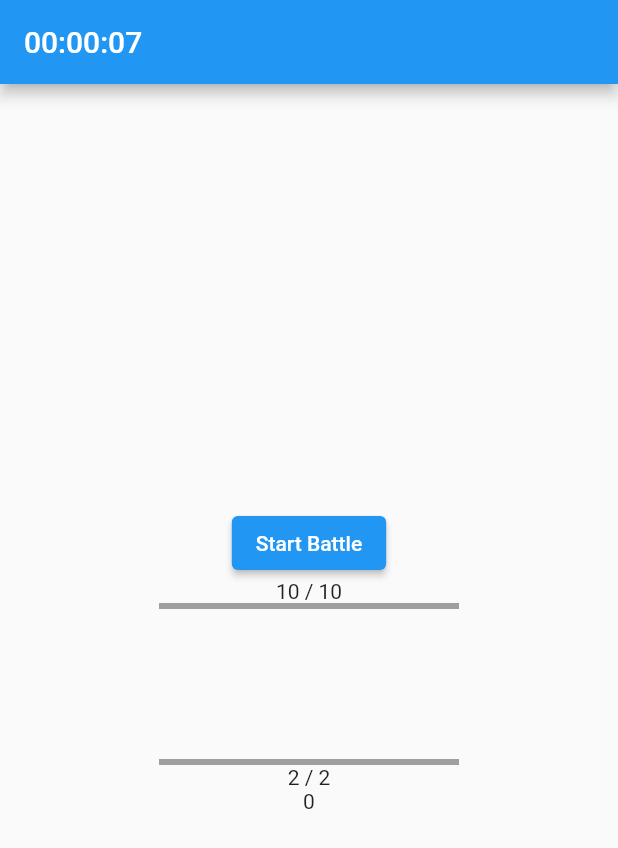
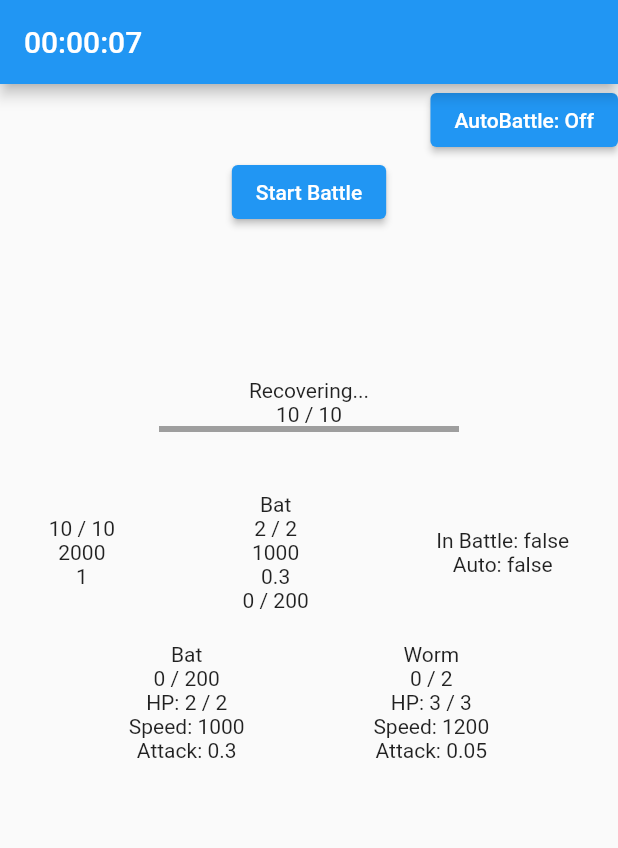
Before and after one commit to mgehrls/absorber_clone, a Flutter app: the screen it shows after launch, on a phone screen of 412 x 824 dp. Shown: the top 848 px of the screen. Run offline on Flutter 3.47's test engine with Material 2 defaults, Android fonts, the phone set to English and light mode, and no system bars; our stand-ins replace decimal, flutter_riverpod, riverpod.

Commit message:
autobattle + multi enemies

```diff
--- a/lib/components/battle.dart
+++ b/lib/components/battle.dart
@@ -1,92 +1,133 @@
 import 'dart:async';
+import 'package:decimal/decimal.dart';
+
 import '../services/globals.dart';
 import '../services/player.dart';
 import '../services/enemy.dart';
+import '../services/enemies.dart';
+import 'package:absorber_clone/services/fighter.dart';
 import 'package:flutter/material.dart';
 import 'package:flutter_riverpod/flutter_riverpod.dart';
 import 'turn_indicator.dart';
 
+Decimal calculateDamageGiven(Decimal attack) {
+  Decimal damage = attack;
+  if (damage < Decimal.zero) {
+    damage = Decimal.zero;
+  }
+  return damage;
+}
+
 class BattleComponent extends ConsumerWidget {
+  const BattleComponent({super.key});
+
   @override
   Widget build(BuildContext context, WidgetRef ref) {
     final player = ref.watch(playerNotifierProvider);
     final enemy = ref.watch(enemyNotifierProvider);
     final inBattle = ref.watch(inBattleProvider);
-    final time = ref.watch(timeNotifierProvider);
-
     // ignore: unused_local_variable
     late Timer respawn; // it is used in the onProgressComplete callback.
 
+    void playerAttacksEnemy(Fighter player, Enemy enemy) {
+      Decimal damage = calculateDamageGiven(player.attack.attack);
+      ref.read(enemyNotifierProvider.notifier).takeDamage(damage);
+
+      if (enemy.hp.isDead()) {
+        ref
+            .read(playerNotifierProvider.notifier)
+            .absorbStats(enemy.statsToGrant);
+        ref.read(enemyNotifierProvider.notifier).killed();
+        ref.read(enemyListProvider.notifier).killedEnemy(enemy);
+
+        respawn = Timer(const Duration(seconds: 1), () {
+          if (enemy.killed.killed == enemy.population) {
+            ref
+                .read(enemyNotifierProvider.notifier)
+                .newEnemy(ref.read(enemyListProvider.notifier).getNewEnemy());
+            ref.read(enemyNotifierProvider.notifier).respawn();
+          } else {
+            ref.read(enemyNotifierProvider.notifier).respawn();
+          }
+        });
+      }
+    }
+
+    void enemyAttacksPlayer(Fighter player, Enemy enemy) {
+      Decimal damage = calculateDamageGiven(enemy.attack.attack);
+      ref.read(playerNotifierProvider.notifier).takeDamage(damage);
+
+      if (player.hp.isDead()) {
+        ref
+            .read(enemyNotifierProvider.notifier)
+            .newEnemy(ref.read(enemyListProvider.notifier).getNewEnemy());
+        ref.read(enemyNotifierProvider.notifier).respawn();
+        ref.read(inBattleProvider.notifier).state = false;
+      }
+    }
+
+    Column playerBattleDisplay(
+        Fighter player, TurnIndicator playerTurnIndicator) {
+      return Column(
+        children: [
+          Text(
+              "${player.hp.currentHP.toString()} / ${player.hp.maxHP.toString()}"),
+          playerTurnIndicator,
+        ],
+      );
+    }
+
+    Column enemyBattleDisplay(TurnIndicator enemyTurnIndicator, Enemy enemy) {
+      return Column(
+        children: [
+          enemyTurnIndicator,
+          Column(
+            children: [
+              Text(enemy.name),
+              Text(
+                  "${enemy.hp.currentHP.toString()} / ${enemy.hp.maxHP.toString()}"),
+              Text(enemy.killed.killed.toString()),
+            ],
+          ),
+        ],
+      );
+    }
+
     TurnIndicator playerTurnIndicator = TurnIndicator(
         duration: player.speed.speed,
-        onProgressComplete: () => {
-              ref
-                  .read(enemyNotifierProvider.notifier)
-                  .takeDamage(player.attack.attack),
-              if (enemy.hp.isDead())
-                {
-                  ref
-                      .read(playerNotifierProvider.notifier)
-                      .absorbStats(enemy.statsToGrant),
-                  ref.read(enemyNotifierProvider.notifier).killed(),
-                  if (enemy.killed.killed == enemy.population)
-                    {
-                      ref.read(inBattleProvider.notifier).state = false,
-                    }
-                  else
-                    {
-                      respawn = Timer(const Duration(seconds: 1), () {
-                        ref.read(enemyNotifierProvider.notifier).respawn();
-                      })
-                    }
-                }
-            },
+        onProgressComplete: () => playerAttacksEnemy(player, enemy),
         isPlaying: inBattle &&
             !player.hp.isDead() &&
             !enemy.hp.isDead() &&
             enemy.killed.killed < enemy.population);
     TurnIndicator enemyTurnIndicator = TurnIndicator(
         duration: enemy.speed.speed,
-        onProgressComplete: () => {
-              ref
-                  .read(playerNotifierProvider.notifier)
-                  .takeDamage(enemy.attack.attack),
-              if (player.hp.isDead())
-                {
-                  ref.read(enemyNotifierProvider.notifier).respawn(),
-                  ref.read(inBattleProvider.notifier).state = false,
-                }
-            },
+        onProgressComplete: () => enemyAttacksPlayer(player, enemy),
         isPlaying: inBattle &&
             !enemy.hp.isDead() &&
             !player.hp.isDead() &&
             enemy.killed.killed < enemy.population);
 
+    if (inBattle) {
       return Column(
         children: [
-        Column(
-          children: [
-            Text(
-                "${player.hp.currentHP.toString()} / ${player.hp.maxHP.toString()}"),
-            playerTurnIndicator,
-          ],
-        ),
+          enemyBattleDisplay(enemyTurnIndicator, enemy),
           const SizedBox(
             height: 100,
           ),
-        Column(
+          playerBattleDisplay(player, playerTurnIndicator),
+        ],
+      );
+    } else {
+      return Column(
         children: [
-            enemyTurnIndicator,
-            Column(
-              children: [
-                Text(
-                    "${enemy.hp.currentHP.toString()} / ${enemy.hp.maxHP.toString()}"),
-                Text(enemy.killed.killed.toString()),
-              ],
+          const SizedBox(
+            height: 100,
           ),
-          ],
-        ),
+          const Text("Recovering..."),
+          playerBattleDisplay(player, playerTurnIndicator),
         ],
       );
     }
   }
+}
--- /dev/null
+++ b/lib/components/stat_page.dart
@@ -0,0 +1,71 @@
+import "package:flutter/material.dart";
+import "package:flutter_riverpod/flutter_riverpod.dart";
+import "/services/globals.dart";
+import "/services/player.dart";
+import "/services/enemy.dart";
+import "/services/enemies.dart";
+
+class StatPage extends ConsumerWidget {
+  const StatPage({super.key});
+
+  @override
+  Widget build(BuildContext context, WidgetRef ref) {
+    final enemy = ref.watch(enemyNotifierProvider);
+    final inBattle = ref.watch(inBattleProvider);
+    final player = ref.watch(playerNotifierProvider);
+    final autoBattle = ref.watch(autoBattleProvider);
+    final enemyList = ref.watch(enemyListProvider);
+
+    return Column(
+      children: [
+        Row(
+          mainAxisAlignment: MainAxisAlignment.spaceEvenly,
+          children: [
+            Column(children: [
+              Text(
+                  "${player.hp.currentHP.toString()} / ${player.hp.maxHP.toString()}"),
+              Text("${player.speed.speed}"),
+              Text("${player.attack.attack}"),
+            ]),
+            SizedBox(width: 20),
+            Column(
+              children: [
+                Text(enemy.name),
+                Text(
+                    "${enemy.hp.currentHP.toString()} / ${enemy.hp.maxHP.toString()}"),
+                Text("${enemy.speed.speed}"),
+                Text("${enemy.attack.attack}"),
+                Text("${enemy.killed.killed} / ${enemy.population}"),
+              ],
+            ),
+            SizedBox(width: 20),
+            Column(
+              children: [
+                Text("In Battle: ${inBattle.toString()}"),
+                Text("Auto: ${autoBattle.toString()}"),
+              ],
+            ),
+          ],
+        ),
+        SizedBox(height: 20),
+        Row(
+          mainAxisAlignment: MainAxisAlignment.spaceEvenly,
+          children: [
+            for (var i = 0; i < enemyList.length; i++)
+              Column(
+                children: [
+                  Text("${enemyList[i].name}"),
+                  Text(
+                      "${enemyList[i].killed.killed} / ${enemyList[i].population}"),
+                  Text(
+                      "HP: ${enemyList[i].hp.currentHP} / ${enemyList[i].hp.maxHP}"),
+                  Text("Speed: ${enemyList[i].speed.speed}"),
+                  Text("Attack: ${enemyList[i].attack.attack}"),
+                ],
+              ),
+          ],
+        ),
+      ],
+    );
+  }
+}
--- a/lib/main.dart
+++ b/lib/main.dart
@@ -1,8 +1,11 @@
 import 'dart:async';
+import 'package:absorber_clone/services/enemies.dart';
+import 'package:absorber_clone/services/enemy.dart';
 import 'package:absorber_clone/services/player.dart';
 import 'package:decimal/decimal.dart';
 
 import 'components/battle.dart';
+import 'components/stat_page.dart';
 import 'services/globals.dart';
 import 'components/timer.dart';
 import 'package:flutter/material.dart';
@@ -41,6 +44,14 @@ class _HomePageState extends ConsumerState<HomePage> {
       if (!ref.read(inBattleProvider)) {
         ref.read(playerNotifierProvider.notifier).regenHp(Decimal.one);
       }
+      if (ref.watch(autoBattleProvider) &&
+          !ref.watch(inBattleProvider) &&
+          ref.read(playerNotifierProvider).hp.isFull()) {
+        ref
+            .read(enemyNotifierProvider.notifier)
+            .newEnemy(ref.read(enemyListProvider.notifier).getNewEnemy());
+        ref.read(inBattleProvider.notifier).state = true;
+      }
     });
   }
 
@@ -48,6 +59,7 @@ class _HomePageState extends ConsumerState<HomePage> {
   Widget build(BuildContext context) {
     final time = ref.watch(timeNotifierProvider);
     final inBattle = ref.watch(inBattleProvider);
+    final autoBattle = ref.watch(autoBattleProvider);
 
     // ignore: unused_local_variable
     late Timer respawn; // it is used in the onProgressComplete callback.
@@ -56,9 +68,19 @@ class _HomePageState extends ConsumerState<HomePage> {
       appBar: AppBar(title: TimerComponent(timerInfo: time)),
       body: Center(
         child: Column(
-          crossAxisAlignment: CrossAxisAlignment.center,
-          mainAxisAlignment: MainAxisAlignment.center,
           children: [
+            Row(
+              mainAxisAlignment: MainAxisAlignment.end,
+              children: [
+                ElevatedButton(
+                    onPressed: () {
+                      ref.read(autoBattleProvider.notifier).state = !autoBattle;
+                    },
+                    child: autoBattle
+                        ? const Text("AutoBattle: On")
+                        : const Text("AutoBattle: Off"))
+              ],
+            ),
             ElevatedButton(
                 onPressed: () =>
                     ref.read(inBattleProvider.notifier).state = !inBattle,
@@ -66,7 +88,9 @@ class _HomePageState extends ConsumerState<HomePage> {
                     ? const Text("Stop Battle")
                     : const Text("Start Battle")),
             const SizedBox(width: 10),
-            BattleComponent(),
+            const BattleComponent(),
+            const SizedBox(height: 40),
+            const StatPage(),
           ],
         ),
       ),
--- /dev/null
+++ b/lib/services/enemies.dart
@@ -0,0 +1,47 @@
+import 'package:decimal/decimal.dart';
+import 'package:flutter_riverpod/flutter_riverpod.dart';
+
+import 'enemy.dart';
+import 'stats.dart';
+
+class DefaultEnemyList {
+  List<Enemy> enemies = [
+    Enemy(Speed(1000), Attack(Decimal.parse(".3")),
+        HP(2.toDecimal(), 2.toDecimal()), 'Bat', Killed(0), 200, [
+      StatToGrant('attack', Decimal.parse(".02")),
+      StatToGrant('speed', 1),
+      StatToGrant("hp", Decimal.parse(".01"))
+    ]),
+    Enemy(
+        Speed(1200),
+        Attack(Decimal.parse(".05")),
+        HP(3.toDecimal(), 3.toDecimal()),
+        "Worm",
+        Killed(0),
+        2,
+        [StatToGrant("attack", Decimal.parse(".01")), StatToGrant("speed", 1)]),
+  ];
+}
+
+class EnemyListNotifer extends StateNotifier<List<Enemy>> {
+  EnemyListNotifer(List<Enemy> enemies) : super(enemies);
+
+  Enemy getNewEnemy() {
+    return state
+        .firstWhere((element) => element.killed.killed < element.population);
+  }
+
+  void killedEnemy(Enemy enemy) {
+    state = state.map((e) {
+      if (e.name == enemy.name) {
+        return e.copyWith(
+            hp: HP(e.hp.maxHP, e.hp.maxHP), killed: e.killed.incrementKilled());
+      } else {
+        return e;
+      }
+    }).toList();
+  }
+}
+
+final enemyListProvider = StateNotifierProvider<EnemyListNotifer, List<Enemy>>(
+    (ref) => EnemyListNotifer(DefaultEnemyList().enemies));
--- a/lib/services/enemy.dart
+++ b/lib/services/enemy.dart
@@ -1,3 +1,4 @@
+import 'package:absorber_clone/services/enemies.dart';
 import 'package:decimal/decimal.dart';
 import 'package:flutter/material.dart';
 import 'package:riverpod/riverpod.dart';
@@ -9,7 +10,7 @@ class Enemy extends Fighter {
   final String name;
   final Killed killed;
   final int population;
-  final StatsToGrant statsToGrant;
+  final List<StatToGrant> statsToGrant;
 
   const Enemy(
     speed,
@@ -28,7 +29,7 @@ class Enemy extends Fighter {
     required String name,
     required Killed killed,
     required int population,
-    required StatsToGrant statsToGrant,
+    required List<StatToGrant> statsToGrant,
   }) {
     return Enemy(
       speed,
@@ -47,7 +48,6 @@ class Enemy extends Fighter {
     Attack? attack,
     HP? hp,
     Killed? killed,
-    int? population,
   }) {
     return Enemy(
       speed ?? this.speed,
@@ -55,17 +55,21 @@ class Enemy extends Fighter {
       hp ?? this.hp,
       name,
       killed ?? this.killed,
-      population ?? this.population,
+      population,
       statsToGrant,
     );
   }
 }
 
 class EnemyNotifier extends StateNotifier<Enemy> {
-  EnemyNotifier(Enemy fighter, int population, int killed) : super(fighter);
+  EnemyNotifier(Enemy fighter) : super(fighter);
 
   void killed() {
     state = state.copyWith(killed: state.killed.incrementKilled());
+  }
+
+  void newEnemy(Enemy enemy) {
+    state = enemy;
   }
 
   void respawn() {
@@ -93,21 +97,5 @@ class EnemyNotifier extends StateNotifier<Enemy> {
   }
 }
 
-final enemyNotifierProvider =
-    StateNotifierProvider<EnemyNotifier, Enemy>((ref) => EnemyNotifier(
-          Enemy(
-            Speed(1000),
-            Attack(Decimal.parse(".3")),
-            HP(2.toDecimal(), 2.toDecimal()),
-            "Bat",
-            Killed(0),
-            200,
-            StatsToGrant().addStatToGrant([
-              StatToGrant("attack", Decimal.parse(".01")),
-              StatToGrant("speed", 1),
-              StatToGrant("hp", Decimal.parse(".01"))
-            ]),
-          ),
-          0,
-          3,
-        ));
+final enemyNotifierProvider = StateNotifierProvider<EnemyNotifier, Enemy>(
+    (ref) => EnemyNotifier(ref.read(enemyListProvider.notifier).getNewEnemy()));
--- a/lib/services/globals.dart
+++ b/lib/services/globals.dart
@@ -1,8 +1,8 @@
-import 'package:flutter/material.dart';
 import 'package:flutter_riverpod/flutter_riverpod.dart';
-import 'package:flutter/foundation.dart';
 
 final inBattleProvider = StateProvider<bool>((ref) => false);
+
+final autoBattleProvider = StateProvider<bool>((ref) => false);
 
 class TimeNotifier extends StateNotifier<int> {
   TimeNotifier() : super(0);
```
Also changed, not shown: lib/services/player.dart (+11 -3 lines), lib/services/stats.dart (+8 -11 lines), 1 other file. Lines whose indentation alone changed are shown as unchanged.
